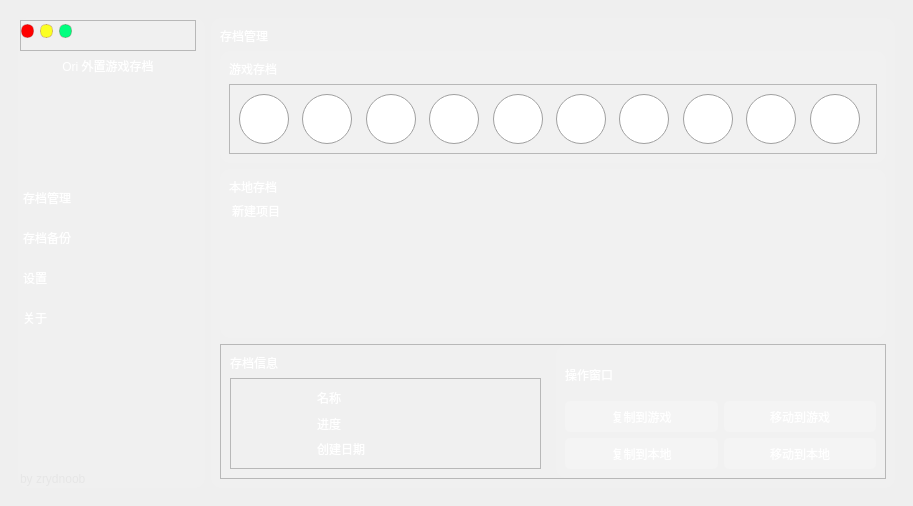
This is untitled.ui in zrydnoob/Ori-Archive-Manager as Qt 5 draws it before an edit. The edited form follows.
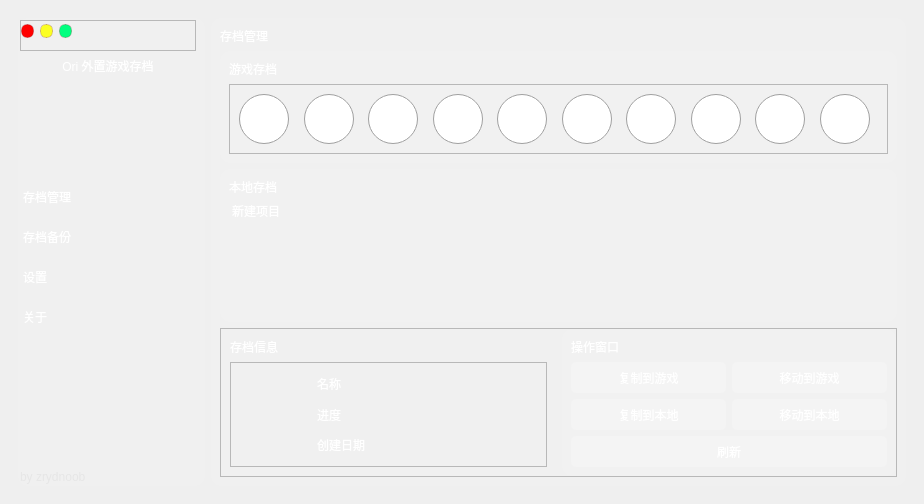
This is the edited form. The open tabs and pages were chosen to show the change. Icons and pictures are not drawn.

Patch:
```diff
--- a/untitled.ui
+++ b/untitled.ui
@@ -6,8 +6,8 @@
    <rect>
     <x>0</x>
     <y>0</y>
-    <width>913</width>
-    <height>506</height>
+    <width>924</width>
+    <height>504</height>
    </rect>
   </property>
   <property name="minimumSize">
@@ -1028,7 +1028,7 @@
 	border-radius:10px;
 }</string>
                    </property>
-                   <layout class="QVBoxLayout" name="verticalLayout_11">
+                   <layout class="QVBoxLayout" name="verticalLayout_11" stretch="0,1,0">
                     <item>
                      <widget class="QLabel" name="label_21">
                       <property name="text">
@@ -1092,6 +1092,19 @@
                       </item>
                      </layout>
                     </item>
+                    <item>
+                     <widget class="QPushButton" name="pushButton_8">
+                      <property name="minimumSize">
+                       <size>
+                        <width>0</width>
+                        <height>31</height>
+                       </size>
+                      </property>
+                      <property name="text">
+                       <string>刷新</string>
+                      </property>
+                     </widget>
+                    </item>
                    </layout>
                   </widget>
                  </item>
```
Left out of the diff: 95 changed lines with no effect on the pictures.
